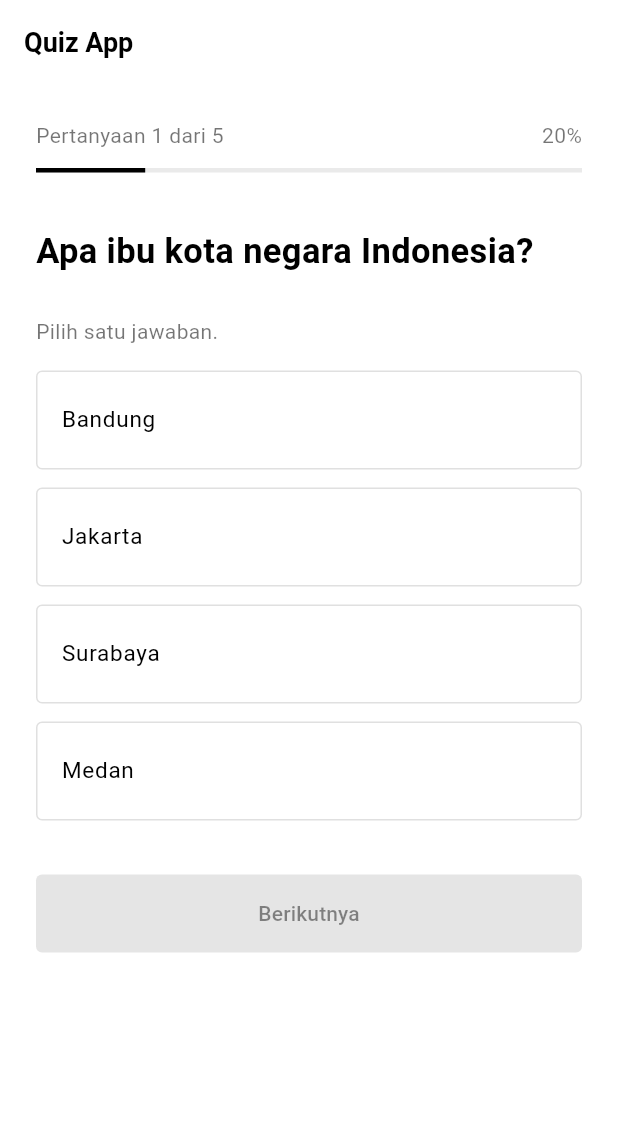
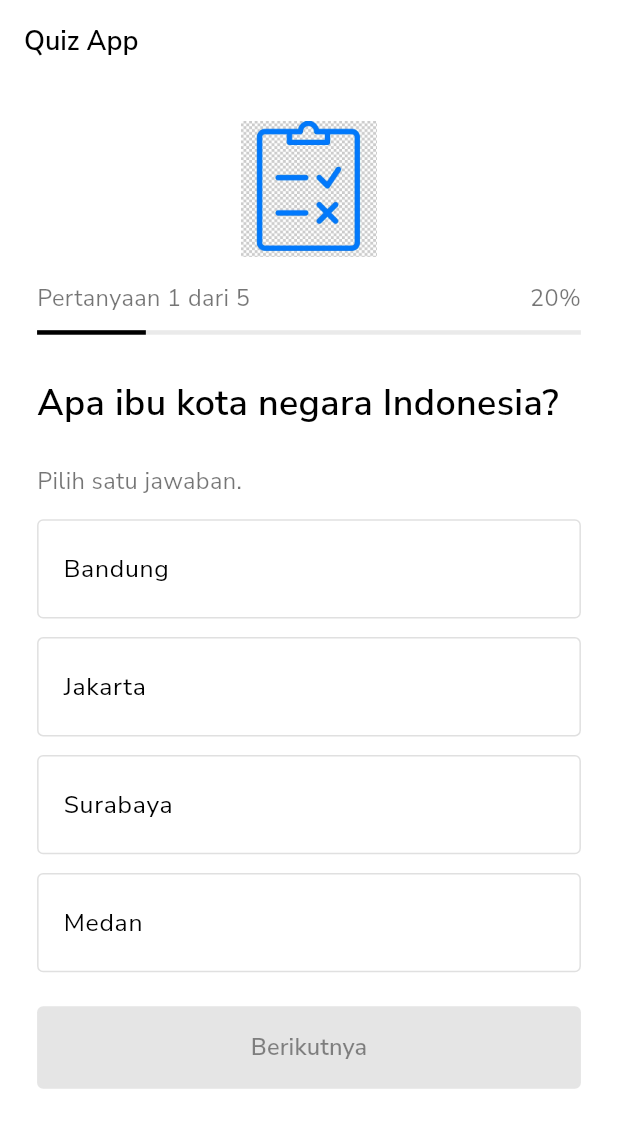
Before and after one commit to MarioJeconiah/UTS_PEMOB, a Flutter app: the screen it shows after launch, on a phone screen of 412 x 824 dp. Shown: the top 1128 px of the screen. Run offline on Flutter 3.47's test engine with Material 3 defaults, Android fonts, the phone set to English and light mode, and no system bars.

Commit message:
Illustration, fonts and testing

```diff
--- a/lib/main.dart
+++ b/lib/main.dart
@@ -12,10 +12,12 @@ class MyApp extends StatelessWidget {
   @override
   Widget build(BuildContext context) {
     return MaterialApp(
+      title: 'Quiz App',
       debugShowCheckedModeBanner: false,
-      title: 'Quiz App',
+      restorationScopeId: 'quiz_app',
         theme: ThemeData(
           useMaterial3: true,
+          fontFamily: 'NunitoSans',
           scaffoldBackgroundColor: Colors.white,
           colorScheme: const ColorScheme.light(
             primary: Colors.black,
--- a/lib/screens/quiz_screen.dart
+++ b/lib/screens/quiz_screen.dart
@@ -1,5 +1,6 @@
 
 import 'package:flutter/material.dart';
+import '../widgets/quiz_option.dart';
 import 'result_screen.dart';
 
 class QuizScreen extends StatefulWidget {
@@ -9,7 +10,31 @@ class QuizScreen extends StatefulWidget {
   State<QuizScreen> createState() => _QuizScreenState();
 }
 
-class _QuizScreenState extends State<QuizScreen> {
+class _QuizScreenState extends State<QuizScreen>
+    with RestorationMixin {
+  final RestorableInt _currentQuestionIndex = RestorableInt(0);
+  final RestorableInt _selectedAnswer = RestorableInt(-1);
+  final RestorableInt _score = RestorableInt(0);
+
+  @override
+  String? get restorationId => 'quiz_screen';
+
+  @override
+  void restoreState(
+    RestorationBucket? oldBucket,
+    bool initialRestore,
+  ) {
+    registerForRestoration(
+      _currentQuestionIndex,
+      'current_question',
+    );
+    registerForRestoration(
+      _selectedAnswer,
+      'selected_answer',
+    );
+    registerForRestoration(_score, 'quiz_score');
+  }
+
   final List<Map<String, dynamic>> _questions = [
     {
       'question': 'Apa ibu kota negara Indonesia?',
@@ -43,112 +68,132 @@ class _QuizScreenState extends State<QuizScreen> {
     },
   ];
 
-  int _currentQuestionIndex = 0;
-  int? _selectedAnswer;
-  int _score = 0;
-
   Map<String, dynamic> get _currentQuestion =>
-      _questions[_currentQuestionIndex];
+      _questions[_currentQuestionIndex.value];
 
   void _selectAnswer(int index) {
-    if (_selectedAnswer != null) {
-      return;
-    }
+    if (_selectedAnswer.value != -1) return;
 
     setState(() {
-      _selectedAnswer = index;
+      _selectedAnswer.value = index;
 
       if (index == _currentQuestion['answer']) {
-        _score++;
+        _score.value++;
       }
     });
   }
 
+
   void _nextQuestion() {
-    if (_selectedAnswer == null) {
+  if (_selectedAnswer.value == -1) return;
+
+  if (_currentQuestionIndex.value < _questions.length - 1) {
+    setState(() {
+      _currentQuestionIndex.value++;
+      _selectedAnswer.value = -1;
+    });
     return;
   }
 
-    if (_currentQuestionIndex < _questions.length - 1) {
-      setState(() {
-        _currentQuestionIndex++;
-        _selectedAnswer = null;
-      });
-    } else {
-      Navigator.pushReplacement(
-        context,
+  final int finalScore = _score.value;
+  final int totalQuestions = _questions.length;
+
+  Navigator.of(context).pushReplacement(
     MaterialPageRoute(
-          builder: (context) => ResultScreen(
-            score: _score,
-            totalQuestions: _questions.length,
-            onRetry: () {
-              Navigator.pushReplacement(
-                context,
-                MaterialPageRoute(
-                  builder: (context) => const QuizScreen(),
-                ),
-              );
-            },
+      builder: (_) => ResultScreen(
+        score: finalScore,
+        totalQuestions: totalQuestions,
       ),
     ),
   );
 }
+
+
+  @override
+  void dispose() {
+    _currentQuestionIndex.dispose();
+    _selectedAnswer.dispose();
+    _score.dispose();
+    super.dispose();
   }
 
   @override
   Widget build(BuildContext context) {
+    final double width = MediaQuery.sizeOf(context).width;
+    final double padding = width * 0.06;
+
+    final double questionFontSize =
+        (width * 0.058).clamp(20.0, 27.0);
+
+    final double bodyFontSize =
+        (width * 0.038).clamp(13.0, 16.0);
+
     final List<String> options =
-        _currentQuestion['options'] as List<String>;
+        List<String>.from(_currentQuestion['options']);
+
     final int correctAnswer = _currentQuestion['answer'] as int;
+    final bool hasAnswered = _selectedAnswer.value != -1;
+
     final double progress =
-        (_currentQuestionIndex + 1) / _questions.length;
+        (_currentQuestionIndex.value + 1) / _questions.length;
 
     return Scaffold(
       appBar: AppBar(
-        title: const Text(
+        title: Text(
           'Quiz App',
           style: TextStyle(
-            fontSize: 18,
+            fontSize: bodyFontSize * 1.15,
             fontWeight: FontWeight.w600,
           ),
         ),
-        centerTitle: false,
       ),
       body: SafeArea(
         child: LayoutBuilder(
           builder: (context, constraints) {
             return SingleChildScrollView(
-              padding: const EdgeInsets.all(24),
+              padding: EdgeInsets.all(padding),
               child: ConstrainedBox(
                 constraints: BoxConstraints(
-                  minHeight: constraints.maxHeight - 48,
+                  minHeight: constraints.maxHeight - padding * 2,
                 ),
                 child: Column(
                   crossAxisAlignment: CrossAxisAlignment.start,
                   children: [
+                    Center(
+                      child: Image.asset(
+                        'assets/images/quiz_illustration.jpg',
+                        width: width * 0.30,
+                        height: width * 0.22,
+                        fit: BoxFit.contain,
+                      ),
+                    ),
+
+                    SizedBox(height: width * 0.04),
+
                     Row(
-                      mainAxisAlignment:
-                          MainAxisAlignment.spaceBetween,
+                      mainAxisAlignment: MainAxisAlignment.spaceBetween,
                       children: [
                         Text(
                           'Pertanyaan '
-                          '${_currentQuestionIndex + 1} '
+                          '${_currentQuestionIndex.value + 1} '
                           'dari ${_questions.length}',
-                          style: const TextStyle(
-                            fontSize: 14,
+                          style: TextStyle(
+                            fontSize: bodyFontSize,
                             color: Colors.black54,
                           ),
                         ),
                         Text(
                           '${(progress * 100).round()}%',
-                          style: const TextStyle(
-                            fontSize: 14,
+                          style: TextStyle(
+                            fontSize: bodyFontSize,
                             color: Colors.black54,
                           ),
                         ),
                       ],
                     ),
-                    const SizedBox(height: 12),
+
+                    SizedBox(height: width * 0.025),
+
                     LinearProgressIndicator(
                       value: progress,
                       minHeight: 3,
@@ -158,59 +203,81 @@ class _QuizScreenState extends State<QuizScreen> {
                         Colors.black,
                       ),
                     ),
-                    const SizedBox(height: 36),
+
+                    SizedBox(height: width * 0.07),
+
                     Text(
                       _currentQuestion['question'] as String,
-                      style: const TextStyle(
-                        fontSize: 23,
+                      style: TextStyle(
+                        fontSize: questionFontSize,
                         height: 1.4,
                         fontWeight: FontWeight.w600,
                         color: Colors.black,
                       ),
                     ),
-                    const SizedBox(height: 28),
-                    const Text(
+
+                    SizedBox(height: width * 0.06),
+
+                    Text(
                       'Pilih satu jawaban.',
                       style: TextStyle(
-                        fontSize: 14,
+                        fontSize: bodyFontSize,
                         color: Colors.black54,
                       ),
                     ),
-                    const SizedBox(height: 16),
+
+                    SizedBox(height: width * 0.035),
+
                     ...List.generate(options.length, (index) {
-                      return _buildOption(
-                        index: index,
+                      final bool isSelected =
+                          _selectedAnswer.value == index;
+
+                      final String? feedback = isSelected
+                          ? (index == correctAnswer
+                              ? 'Benar'
+                              : 'Salah')
+                          : null;
+
+                      return QuizOption(
                         text: options[index],
-                        correctAnswer: correctAnswer,
+                        isSelected: isSelected,
+                        feedback: feedback,
+                        onTap: hasAnswered
+                            ? null
+                            : () => _selectAnswer(index),
                       );
                     }),
-                    const SizedBox(height: 24),
+
+                    SizedBox(height: width * 0.025),
+
                     SizedBox(
                       width: double.infinity,
                       child: ElevatedButton(
-                        onPressed: _selectedAnswer == null
-                            ? null
-                            : _nextQuestion,
+                        onPressed:
+                            hasAnswered ? _nextQuestion : null,
                         style: ElevatedButton.styleFrom(
                           backgroundColor: Colors.black,
                           foregroundColor: Colors.white,
                           disabledBackgroundColor:
                               const Color(0xFFE5E5E5),
-                          disabledForegroundColor:
-                              Colors.black45,
+                          disabledForegroundColor: Colors.black45,
                           elevation: 0,
-                          padding: const EdgeInsets.symmetric(
-                            vertical: 16,
+                          padding: EdgeInsets.symmetric(
+                            vertical: width * 0.04,
                           ),
                           shape: RoundedRectangleBorder(
                             borderRadius: BorderRadius.circular(4),
                           ),
                         ),
                         child: Text(
-                          _currentQuestionIndex ==
+                          _currentQuestionIndex.value ==
                                   _questions.length - 1
                               ? 'Selesai'
                               : 'Berikutnya',
+                          style: TextStyle(
+                            fontSize: bodyFontSize,
+                            fontWeight: FontWeight.w600,
+                          ),
                         ),
                       ),
                     ),
@@ -223,57 +290,4 @@ class _QuizScreenState extends State<QuizScreen> {
       ),
     );
   }
-
-  Widget _buildOption({
-    required int index,
-    required String text,
-    required int correctAnswer,
-  }) {
-    final bool hasAnswered = _selectedAnswer != null;
-    final bool isSelected = _selectedAnswer == index;
-    final bool isCorrect = index == correctAnswer;
-
-    Color borderColor = const Color(0xFFE0E0E0);
-    Color backgroundColor = Colors.white;
-
-    if (isSelected) {
-      borderColor = Colors.black;
-      backgroundColor = const Color(0xFFF5F5F5);
 }
-
-    return Container(
-      margin: const EdgeInsets.only(bottom: 12),
-      decoration: BoxDecoration(
-        color: backgroundColor,
-        border: Border.all(
-          color: borderColor,
-          width: isSelected ? 1.5 : 1,
-        ),
-        borderRadius: BorderRadius.circular(4),
-      ),
-      child: ListTile(
-        contentPadding: const EdgeInsets.symmetric(
-          horizontal: 16,
-          vertical: 4,
-        ),
-        title: Text(
-          text,
-          style: const TextStyle(
-            fontSize: 15,
-            color: Colors.black,
-          ),
-        ),
-        trailing: hasAnswered && isSelected
-            ? Text(
-                isCorrect ? 'Benar' : 'Salah',
-                style: const TextStyle(
-                  fontSize: 13,
-                  color: Colors.black54,
-                ),
-              )
-            : null,
-        onTap: () => _selectAnswer(index),
-      ),
-    );
-  }
-}
--- /dev/null
+++ b/lib/widgets/quiz_option.dart
@@ -0,0 +1,64 @@
+
+import 'package:flutter/material.dart';
+
+class QuizOption extends StatelessWidget {
+  final String text;
+  final bool isSelected;
+  final String? feedback;
+  final VoidCallback? onTap;
+
+  const QuizOption({
+    super.key,
+    required this.text,
+    required this.isSelected,
+    required this.onTap,
+    this.feedback,
+  });
+
+  @override
+  Widget build(BuildContext context) {
+    final double width = MediaQuery.sizeOf(context).width;
+    final double fontSize = (width * 0.04).clamp(13.0, 17.0);
+
+    return Container(
+      margin: EdgeInsets.only(bottom: width * 0.03),
+      decoration: BoxDecoration(
+        color: isSelected
+            ? const Color(0xFFF5F5F5)
+            : Colors.white,
+        border: Border.all(
+          color: isSelected
+              ? Colors.black
+              : const Color(0xFFE0E0E0),
+          width: isSelected ? 1.5 : 1,
+        ),
+        borderRadius: BorderRadius.circular(4),
+      ),
+      child: ListTile(
+        contentPadding: EdgeInsets.symmetric(
+          horizontal: width * 0.04,
+          vertical: width * 0.01,
+        ),
+        title: Text(
+          text,
+          style: TextStyle(
+            fontSize: fontSize,
+            fontWeight:
+                isSelected ? FontWeight.w600 : FontWeight.w400,
+            color: Colors.black,
+          ),
+        ),
+        trailing: feedback == null
+            ? null
+            : Text(
+                feedback!,
+                style: TextStyle(
+                  fontSize: fontSize * 0.85,
+                  color: Colors.black54,
+                ),
+              ),
+        onTap: onTap,
+      ),
+    );
+  }
+}
```
Also changed, not shown: lib/screens/result_screen.dart (+89 -49 lines), pubspec.yaml (+9 -0 lines), assets/fonts/NunitoSans-Italic-VariableFont_YTLC,opsz,wdth,wght.ttf (added), assets/fonts/NunitoSans-VariableFont_YTLC,opsz,wdth,wght.ttf (added), assets/images/quiz_illustration.jpg (added), flutter_01.png (added), flutter_02.png (added), flutter_03.png (added), flutter_04.png (added). Lines whose indentation alone changed are shown as unchanged.
